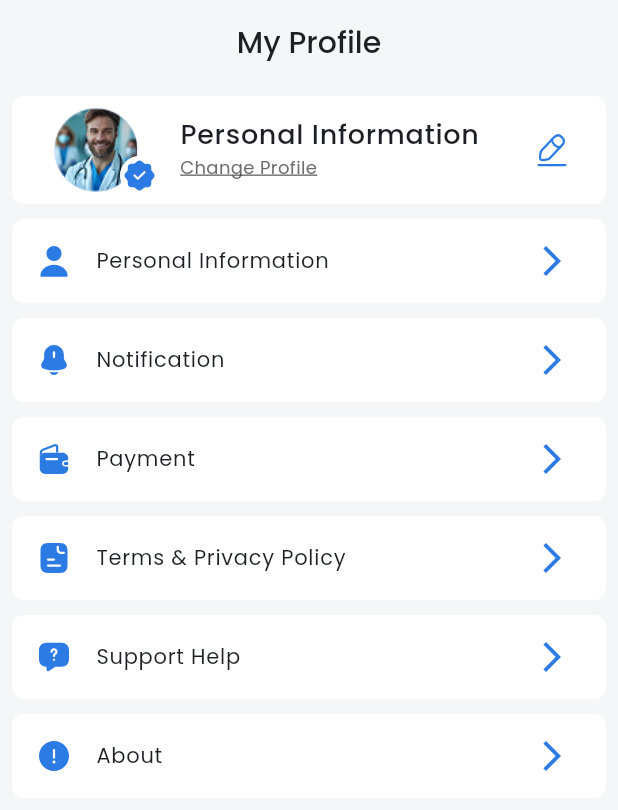
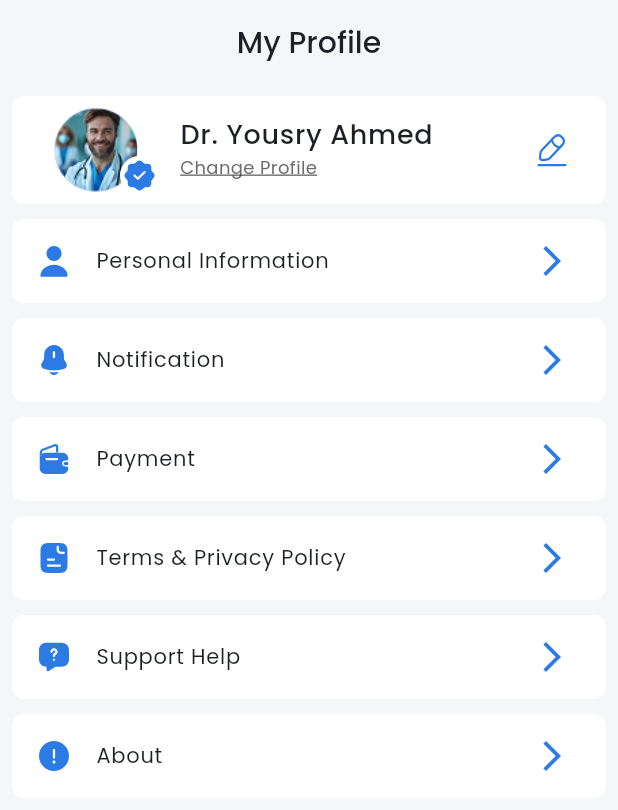
Before and after one commit to youssefkamal2030/HealLink, a Flutter app: the DoctorProfileViewBody screen opened directly, on a phone screen of 412 x 824 dp. Shown: the top 810 px of the screen. Run offline on Flutter 3.47's test engine with Material 3 defaults, Android fonts, the phone set to English and light mode, and no system bars; our stand-ins replace dio, dots_indicator, firebase_core, flutter_svg, go_router, qr_flutter; accounts and stored records are empty.

Commit message:
Message and Profile UI done

```diff
--- a/Flutter/heal_link/lib/features/doctor/doctor_profile/presentation/views/doctor_profile_view_body.dart
+++ b/Flutter/heal_link/lib/features/doctor/doctor_profile/presentation/views/doctor_profile_view_body.dart
@@ -50,7 +50,7 @@ class DoctorProfileViewBody extends StatelessWidget {
                   ],
                 ),
                 title: Text(
-                  S.of(context).personal_information,
+                  'Dr. Yousry Ahmed',
                   style: AppTextStyles.popins500style18LightBlackColor,
                 ),
                 subtitle: Text(
```
